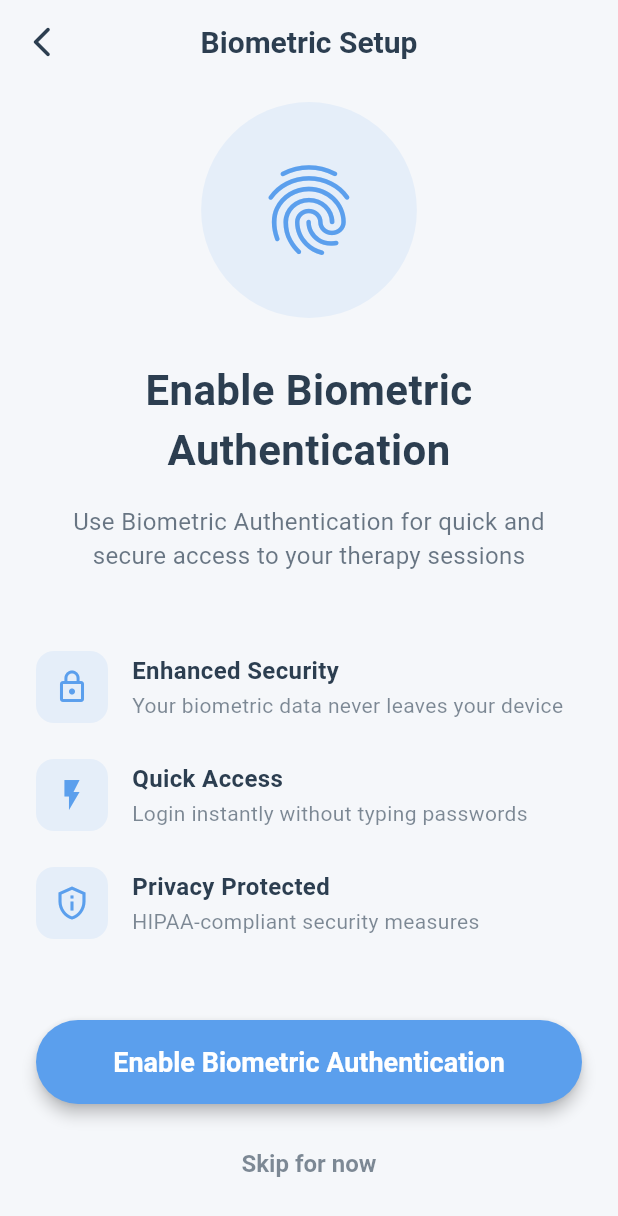
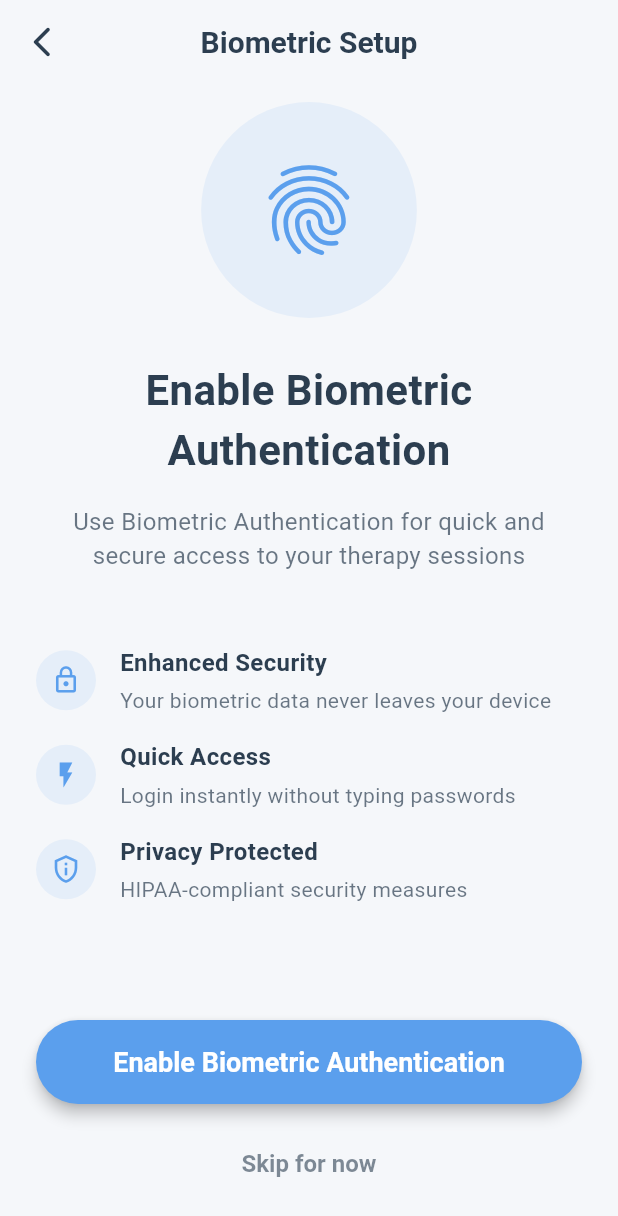
Before and after one commit to FutureAtoms/Savitri, a Flutter app: the BiometricEnrollmentScreen screen opened directly, on a phone screen of 412 x 824 dp. Shown: the top 1216 px of the screen. Run offline on Flutter 3.47's test engine with Material 3 defaults, Android fonts, the phone set to English and light mode, and no system bars; our stand-ins replace dio, flutter_animate, flutter_secure_storage, local_auth, permission_handler, webview_flutter; missing offline and left inert: record; accounts and stored records are empty.

```diff
--- a/savitri_app/lib/screens/assessment_screen.dart
+++ b/savitri_app/lib/screens/assessment_screen.dart
@@ -5,9 +5,9 @@ class AssessmentScreen extends StatefulWidget {
   final AssessmentType assessmentType;
 
   const AssessmentScreen({
-    Key? key,
+    super.key,
     required this.assessmentType,
-  }) : super(key: key);
+  });
 
   @override
   State<AssessmentScreen> createState() => _AssessmentScreenState();
--- a/savitri_app/lib/screens/biometric_enrollment_screen.dart
+++ b/savitri_app/lib/screens/biometric_enrollment_screen.dart
@@ -5,7 +5,7 @@ import '../utils/theme.dart';
 
 /// Screen for biometric enrollment
 class BiometricEnrollmentScreen extends StatefulWidget {
-  const BiometricEnrollmentScreen({Key? key}) : super(key: key);
+  const BiometricEnrollmentScreen({super.key});
 
   @override
   State<BiometricEnrollmentScreen> createState() => _BiometricEnrollmentScreenState();
@@ -257,22 +257,22 @@ class _BiometricEnrollmentScreenState extends State<BiometricEnrollmentScreen>
     );
   }
 
-  Widget _buildBenefitItem(IconData icon, String title, String description) {
+  Widget _buildBenefitItem(IconData icon, String title, String subtitle) {
     return Padding(
-      padding: const EdgeInsets.symmetric(vertical: 12),
+      padding: const EdgeInsets.symmetric(vertical: 8.0),
       child: Row(
         children: [
           Container(
-            width: 48,
-            height: 48,
+            width: 40,
+            height: 40,
             decoration: BoxDecoration(
               color: AppTheme.primaryColor.withOpacity(0.1),
-              borderRadius: BorderRadius.circular(12),
+              shape: BoxShape.circle,
             ),
             child: Icon(
               icon,
               color: AppTheme.primaryColor,
-              size: 24,
+              size: 20,
             ),
           ),
           const SizedBox(width: 16),
@@ -283,17 +283,17 @@ class _BiometricEnrollmentScreenState extends State<BiometricEnrollmentScreen>
                 Text(
                   title,
                   style: const TextStyle(
+                    fontWeight: FontWeight.w600,
                     fontSize: 16,
-                    fontWeight: FontWeight.w600,
                     color: AppTheme.textColor,
                   ),
                 ),
-                const SizedBox(height: 2),
+                const SizedBox(height: 4),
                 Text(
-                  description,
+                  subtitle,
                   style: TextStyle(
+                    color: AppTheme.textColor.withOpacity(0.7),
                     fontSize: 14,
-                    color: AppTheme.textColor.withOpacity(0.6),
                   ),
                 ),
               ],
```
Also changed, not shown: 2 other files.
